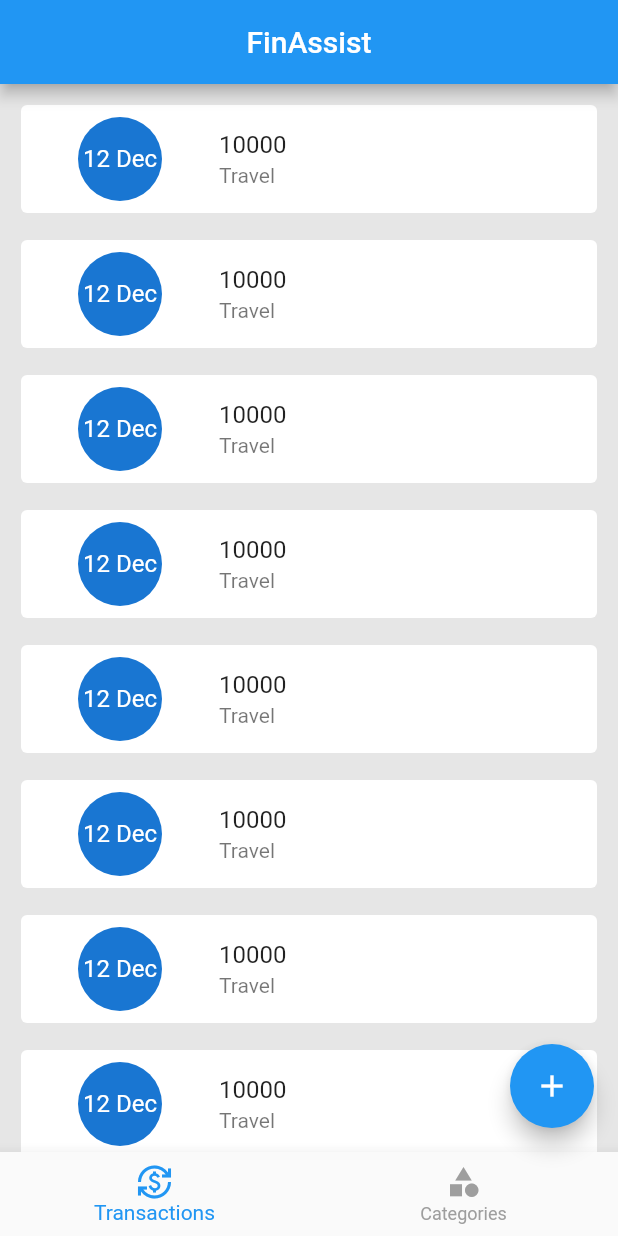
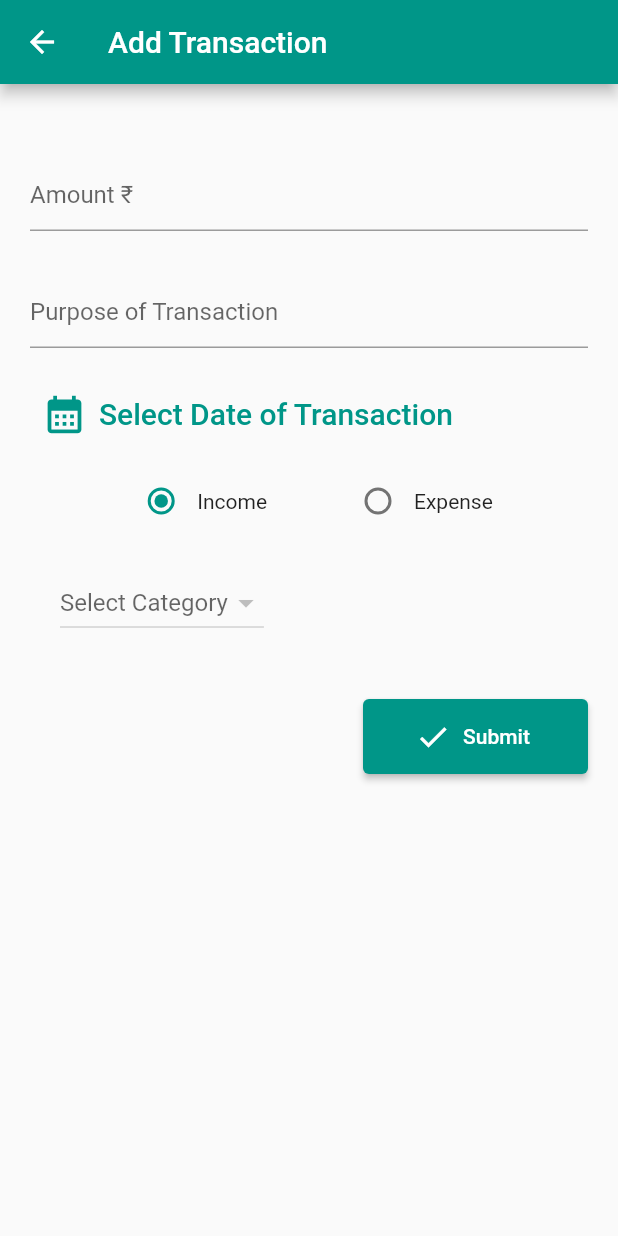
Before and after one commit to Ryzertron/PersonalBudgetApplication, a Flutter app: the screen it shows after launch, after a tap on the "add" icon, on a phone screen of 412 x 824 dp. Run offline on Flutter 3.47's test engine with Material 2 defaults, Android fonts, the phone set to English and light mode, and no system bars; our stand-ins replace hive_flutter; accounts and stored records are empty.

Commit message:
--Commit #6-- This is the sixth commit of the Personal Budget Application Project. A Scaffold for adding a Transaction Section has been created. Some Database Integrations were also done. A model was created for transaction just like we did for the Category Section. DB functions were also defined in the same manner as Category. Delete function is not defined for Transaction yet. Almost all the UI design has been completed successfully without any bugs. The program was checked again by running in an emulator and no bugs were detected. Some minute changes were made to the code to increase the performance of the program. THANK YOU.... **************************************************************************

```diff
--- a/lib/db/category/category_db.dart
+++ b/lib/db/category/category_db.dart
@@ -4,6 +4,7 @@ import 'package:budget/models/categories/model_category.dart';
 import 'package:flutter/material.dart';
 import 'package:hive_flutter/adapters.dart';
 
+// ignore: constant_identifier_names
 const CATEGORY_DB_NAME = 'category-DB';
 
 abstract class CategoryDbFunctions {
--- /dev/null
+++ b/lib/db/transactions/transaction_db.dart
@@ -0,0 +1,42 @@
+import 'package:budget/models/transactions/transaction_add_model.dart';
+import 'package:flutter/foundation.dart';
+import 'package:hive_flutter/hive_flutter.dart';
+
+// ignore: constant_identifier_names
+const transaction_db_name = 'transaction-database';
+
+abstract class TransactionDbFunctions {
+  Future<List<TransactionModel>> getTransaction();
+  addtransation(TransactionModel model);
+}
+
+class TransactionDB implements TransactionDbFunctions {
+  TransactionDB._internal();
+  static TransactionDB instance = TransactionDB._internal();
+
+  factory TransactionDB() {
+    return instance;
+  }
+
+  ValueNotifier<List<TransactionModel>> transactionNotifier = ValueNotifier([]);
+  @override
+  addtransation(TransactionModel model) async {
+    final db = await Hive.openBox<TransactionModel>(transaction_db_name);
+    await db.put(model.id, model);
+  }
+
+  refresh() async {
+    final list = await getTransaction();
+    list.sort((first, second) => second.date.compareTo(first.date));
+    transactionNotifier.value.clear();
+    transactionNotifier.value.addAll(list);
+    // ignore: invalid_use_of_visible_for_testing_member, invalid_use_of_protected_member
+    transactionNotifier.notifyListeners();
+  }
+
+  @override
+  Future<List<TransactionModel>> getTransaction() async {
+    final db = await Hive.openBox<TransactionModel>(transaction_db_name);
+    return db.values.toList();
+  }
+}
--- a/lib/main.dart
+++ b/lib/main.dart
@@ -1,5 +1,7 @@
 import 'package:budget/models/categories/model_category.dart';
+import 'package:budget/models/transactions/transaction_add_model.dart';
 import 'package:budget/screens/home/screen_home.dart';
+import 'package:budget/screens/transactions/add_transaction.dart';
 import 'package:flutter/material.dart';
 import 'package:hive_flutter/adapters.dart';
 
@@ -12,6 +14,9 @@ main() async {
   if (!Hive.isAdapterRegistered(2)) {
     Hive.registerAdapter(CategoryTypeAdapter());
   }
+  if (!Hive.isAdapterRegistered(3)) {
+    Hive.registerAdapter(TransactionModelAdapter());
+  }
   runApp(const MyApp());
 }
 
@@ -22,11 +27,14 @@ class MyApp extends StatelessWidget {
   @override
   Widget build(BuildContext context) {
     return MaterialApp(
-      title: 'Flutter Demo',
+      title: 'Lodogo',
       theme: ThemeData(
-        primarySwatch: Colors.blue,
+        primarySwatch: Colors.teal,
       ),
       home: ScreenHome(),
+      routes: {
+       'AddTransaction' : (ctx) =>const ScreenAddTransaction()
+      },
     );
   }
 }
--- /dev/null
+++ b/lib/models/transactions/transaction_add_model.dart
@@ -0,0 +1,26 @@
+import 'package:budget/models/categories/model_category.dart';
+import 'package:hive_flutter/adapters.dart';
+part 'transaction_add_model.g.dart';
+
+@HiveType(typeId: 3)
+class TransactionModel {
+  @HiveField(0)
+  final String purpose;
+  @HiveField(1)
+  final double amount;
+  @HiveField(2)
+  final DateTime date;
+  @HiveField(3)
+  final CategoryType transactiontype;
+  @HiveField(4)
+  final CategoryModel transactionmodel;
+  @HiveField(5)
+  String? id;
+
+  TransactionModel(
+     { required this.transactionmodel,
+      required this.purpose,
+      required this.amount,
+      required this.date,
+      required this.transactiontype}){id = DateTime.now().millisecondsSinceEpoch.toString();}
+}
--- a/lib/screens/categories/category_add_popup.dart
+++ b/lib/screens/categories/category_add_popup.dart
@@ -6,7 +6,7 @@ ValueNotifier<CategoryType> selectedCategory =
     ValueNotifier(CategoryType.income);
 
 showCategoryAdd(BuildContext context) async {
-  final _categorycontroller = TextEditingController();
+  final categorycontroller = TextEditingController();
   showDialog(
     context: context,
     builder: (ctx) {
@@ -16,7 +16,7 @@ showCategoryAdd(BuildContext context) async {
           Padding(
             padding: const EdgeInsets.all(8.0),
             child: TextFormField(
-              controller: _categorycontroller,
+              controller: categorycontroller,
               decoration: const InputDecoration(hintText: 'Category Name'),
             ),
           ),
@@ -33,7 +33,7 @@ showCategoryAdd(BuildContext context) async {
             padding: const EdgeInsets.all(8.0),
             child: ElevatedButton(
               onPressed: () {
-                final name = _categorycontroller.text.trim();
+                final name = categorycontroller.text.trim();
                 if (name.isEmpty) {
                   return;
                 }
--- a/lib/screens/home/screen_home.dart
+++ b/lib/screens/home/screen_home.dart
@@ -1,6 +1,7 @@
 import 'package:budget/screens/categories/category_add_popup.dart';
 import 'package:budget/screens/categories/screen_category.dart';
 import 'package:budget/screens/home/widgets/bottom_navigation_bar.dart';
+import 'package:budget/screens/transactions/add_transaction.dart';
 import 'package:budget/screens/transactions/screen_transaction.dart';
 import 'package:flutter/material.dart';
 
@@ -9,17 +10,19 @@ class ScreenHome extends StatelessWidget {
 
   static ValueNotifier<int> selectedindex = ValueNotifier(0);
   final _pages = [
-    ScreenTransaction(),
-    ScreenCategory(),
+    const ScreenTransaction(),
+    const ScreenCategory(),
   ];
 
   @override
   Widget build(BuildContext context) {
-    return Scaffold(
+    return SafeArea(
+      child: Scaffold(
         backgroundColor: const Color.fromARGB(255, 230, 230, 230),
         appBar: AppBar(
-        title: const Text('FinAssist'),
+          title: const Text('Lodogo'),
           centerTitle: true,
+          toolbarHeight: 80,
         ),
         bottomNavigationBar: const BottomNavigatorWidget(),
         body: SafeArea(
@@ -32,11 +35,14 @@ class ScreenHome extends StatelessWidget {
         floatingActionButton: FloatingActionButton(
             onPressed: () {
               if (selectedindex.value == 0) {
+                Navigator.pushNamed(context, 'AddTransaction');
+                hinter = null;
               } else {
                 showCategoryAdd(context);
               }
             },
             child: const Icon(Icons.add)),
+      ),
     );
   }
 }
--- /dev/null
+++ b/lib/screens/transactions/add_transaction.dart
@@ -0,0 +1,260 @@
+import 'package:budget/db/category/category_db.dart';
+import 'package:budget/db/transactions/transaction_db.dart';
+import 'package:budget/models/categories/model_category.dart';
+import 'package:budget/models/transactions/transaction_add_model.dart';
+import 'package:flutter/material.dart';
+
+class ScreenAddTransaction extends StatefulWidget {
+  const ScreenAddTransaction({Key? key}) : super(key: key);
+
+  @override
+  State<ScreenAddTransaction> createState() => _ScreenAddTransactionState();
+}
+
+String? hinter;
+CategoryModel? selectedModel;
+
+class _ScreenAddTransactionState extends State<ScreenAddTransaction> {
+  DateTime? _dateSelected;
+  final purposeControl = TextEditingController();
+  final amountControl = TextEditingController();
+
+  @override
+  Widget build(BuildContext cxt) {
+    return Scaffold(
+      appBar: AppBar(
+        title: const Text('Add Transaction'),
+      ),
+      body: SafeArea(
+        child: Padding(
+          padding: const EdgeInsets.all(20.0),
+          child: Column(
+            children: [
+              const SizedBox(height: 30),
+              TextFormField(
+                controller: amountControl,
+                keyboardType:
+                    const TextInputType.numberWithOptions(decimal: true),
+                decoration: const InputDecoration(
+                  hintText: 'Amount ₹',
+                ),
+              ),
+              const SizedBox(
+                height: 30,
+              ),
+              TextFormField(
+                controller: purposeControl,
+                decoration: const InputDecoration(
+                  hintText: 'Purpose of Transaction',
+                ),
+              ),
+              const SizedBox(height: 20),
+              Row(children: [
+                TextButton.icon(
+                  onPressed: () async {
+                    var selectedDate = await showDatePicker(
+                      context: context,
+                      initialDate: DateTime.now(),
+                      firstDate:
+                          DateTime.now().subtract(const Duration(days: 39)),
+                      lastDate: DateTime.now(),
+                    );
+                    setState(() {
+                      _dateSelected = selectedDate;
+                      _dateSelected ??= DateTime.now();
+                    });
+                  },
+                  // ignore: prefer_const_constructors
+                  icon: Icon(size: 30, Icons.calendar_month),
+                  label: Text(
+                      style: const TextStyle(fontSize: 20),
+                      _dateSelected == null
+                          ? 'Select Date of Transaction'
+                          : _dateSelected
+                              .toString()
+                              .characters
+                              .take(10)
+                              .toString()),
+                ),
+              ]),
+              const SizedBox(height: 10),
+              Row(mainAxisAlignment: MainAxisAlignment.center,
+                children: const [
+
+                  TransactionRadioButton(
+                      title: 'Income', type: CategoryType.income),
+                      SizedBox(width: 50,),
+                  TransactionRadioButton(
+                      title: 'Expense', type: CategoryType.expense),
+                ],
+              ),
+              const SizedBox(height: 20,),
+              Row(
+                children: [
+                  const SizedBox(width: 20,),
+                  ValueListenableBuilder(
+                          valueListenable: transactionCategory,
+                          builder:
+                              (BuildContext ctx, CategoryType newvalue, Widget? _) {
+                            if (transactionCategory.value == CategoryType.income) {
+                              return DropdownButton(
+                                  hint: Text(
+                                      hinter == null ? 'Select Category' : hinter!),
+                                  items: CategoryDB
+                                      .instance.incomeCategoryList.value
+                                      .map((e) {
+                                    return DropdownMenuItem(
+                                      value: e,
+                                      child: Text(e.name),
+                                    );
+                                  }).toList(),
+                                  onChanged: (CategoryModel? selectedvalue) {
+                                    setState(() {
+                                      selectedModel = selectedvalue;
+                                      hinter = selectedvalue?.name;
+                                    });
+                                  });
+                            } else {
+                              return DropdownButton(
+                                  hint: Text(
+                                      hinter == null ? 'Select Category' : hinter!),
+                                  items: CategoryDB
+                                      .instance.expenseCategoryList.value
+                                      .map((e) {
+                                    return DropdownMenuItem(
+                                      value: e,
+                                      child: Text(e.name),
+                                    );
+                                  }).toList(),
+                                  onChanged: (CategoryModel? selectedvalue) {
+                                    setState(() {
+                                      selectedModel = selectedvalue;
+                                      hinter = selectedvalue?.name;
+                                    });
+                                  });
+                            }
+                          }),
+                ],
+              ),
+              const SizedBox(
+                height: 40,
+              ),
+              Row(
+                mainAxisAlignment: MainAxisAlignment.end,
+                children: [
+
+                SizedBox(
+                  width: 150,
+                  height: 50,
+                  child: ElevatedButton.icon(
+                      onPressed: () {
+                        addTransaction(cxt);
+
+                      },
+                      icon: const Icon(Icons.check),
+                      label: const Text('Submit')),
+                )
+              ])
+            ],
+          ),
+        ),
+      ),
+    );
+  }
+
+  addTransaction(BuildContext cxt) async {
+    final purposeText = purposeControl.text.trim();
+    final amountText = amountControl.text.trim();
+    final parsed = double.tryParse(amountText);
+    if (purposeText.isEmpty) {
+      ScaffoldMessenger.of(context).showSnackBar(const SnackBar(
+          behavior: SnackBarBehavior.floating,
+          margin: EdgeInsets.all(10),
+          backgroundColor: Colors.red,
+          content: Text('Please Enter a Valid Purpose of Transaction')));
+      return;
+    }
+    if (amountText.isEmpty) {
+      ScaffoldMessenger.of(context).showSnackBar(const SnackBar(
+          behavior: SnackBarBehavior.floating,
+          margin: EdgeInsets.all(10),
+          backgroundColor: Colors.red,
+          content: Text('Please Enter a Valid Amount')));
+      return;
+    }
+    if (_dateSelected == null) {
+      ScaffoldMessenger.of(context).showSnackBar(const SnackBar(
+          behavior: SnackBarBehavior.floating,
+          margin: EdgeInsets.all(10),
+          backgroundColor: Colors.red,
+          content: Text('Please Choose the Date of Transaction')));
+      return;
+    }
+    if (selectedModel == null) {
+      ScaffoldMessenger.of(context).showSnackBar(const SnackBar(
+          behavior: SnackBarBehavior.floating,
+          margin: EdgeInsets.all(10),
+          backgroundColor: Colors.red,
+          content: Text('Please Select A Category')));
+      return;
+    }
+    if (parsed == null ||
+        parsed.isNaN ||
+        parsed.isNegative ||
+        parsed.isInfinite) {
+      ScaffoldMessenger.of(context).showSnackBar(const SnackBar(
+          behavior: SnackBarBehavior.floating,
+          margin: EdgeInsets.all(10),
+          backgroundColor: Colors.red,
+          content: Text('Please Enter a Valid Amount')));
+      return;
+    }
+    final model = TransactionModel(
+      amount: parsed,
+      date: _dateSelected!,
+      purpose: purposeText,
+      transactiontype: transactionCategory.value,
+      transactionmodel: selectedModel!,
+    );
+    TransactionDB.instance.addtransation(model);
+    Navigator.pop(cxt);
+    TransactionDB.instance.refresh();
+  }
+}
+
+ValueNotifier<CategoryType> transactionCategory =
+    ValueNotifier(CategoryType.income);
+
+class TransactionRadioButton extends StatelessWidget {
+  final String title;
+  final CategoryType type;
+  const TransactionRadioButton(
+      {Key? key, required this.title, required this.type})
+      : super(key: key);
+
+  @override
+  Widget build(BuildContext context) {
+    return Row(
+      children: [
+        ValueListenableBuilder(
+          valueListenable: transactionCategory,
+          builder: (BuildContext ctx, CategoryType newcategory, _) {
+            return Radio<CategoryType>(
+              value: type,
+              groupValue: transactionCategory.value,
+              onChanged: (value) {
+                if (value == null) {
+                  return;
+                }
+                selectedModel = null;
+                hinter = null;
+                transactionCategory.value = value;
+              },
+            );
+          },
+        ),
+        Text(title),
+      ],
+    );
+  }
+}
--- a/lib/screens/transactions/screen_transaction.dart
+++ b/lib/screens/transactions/screen_transaction.dart
@@ -1,3 +1,7 @@
+import 'package:budget/db/category/category_db.dart';
+import 'package:budget/db/transactions/transaction_db.dart';
+import 'package:budget/models/categories/model_category.dart';
+import 'package:budget/models/transactions/transaction_add_model.dart';
 import 'package:flutter/material.dart';
 
 class ScreenTransaction extends StatelessWidget {
@@ -5,17 +9,27 @@ class ScreenTransaction extends StatelessWidget {
 
   @override
   Widget build(BuildContext context) {
+    TransactionDB.instance.refresh();
+    CategoryDB.instance.refresh();
+    return ValueListenableBuilder(
+        valueListenable: TransactionDB.instance.transactionNotifier,
+        builder: (BuildContext ctx, List<TransactionModel> newlist, Widget? _) {
           return ListView.separated(
-         padding: EdgeInsets.all(10),
+              padding: const EdgeInsets.all(10),
               itemBuilder: (context, index) {
+                final value = newlist[index];
                 return Card(
                   elevation: 0,
                   child: ListTile(
-              leading: CircleAvatar(
-                radius: 50,
-                child: Text('12 Dec')),
-              title: Text('10000'),
-              subtitle: Text('Travel'),
+                    leading:
+                        Text('${value.date.toString().characters.take(10)}'),
+                    title: Text(
+                      '₹.${value.amount}',
+                      style: TextStyle(
+                          color: typeCheck(value.transactiontype),
+                          fontWeight: FontWeight.bold),
+                    ),
+                    subtitle: Text(value.transactionmodel.name),
                   ),
                 );
               },
@@ -24,6 +38,18 @@ class ScreenTransaction extends StatelessWidget {
                   height: 10,
                 );
               },
-        itemCount: 10);
+              itemCount: newlist.length);
+        });
+  }
+
+  Color? typeCheck(CategoryType type) {
+    if (type == CategoryType.income) {
+      return Colors.green;
+    }
+    if (type == CategoryType.expense) {
+      return Colors.red;
+    } else {
+      return null;
     }
   }
+}
```
Also changed, not shown: lib/models/transactions/transaction_add_model.g.dart (added). Lines whose indentation alone changed are shown as unchanged.
